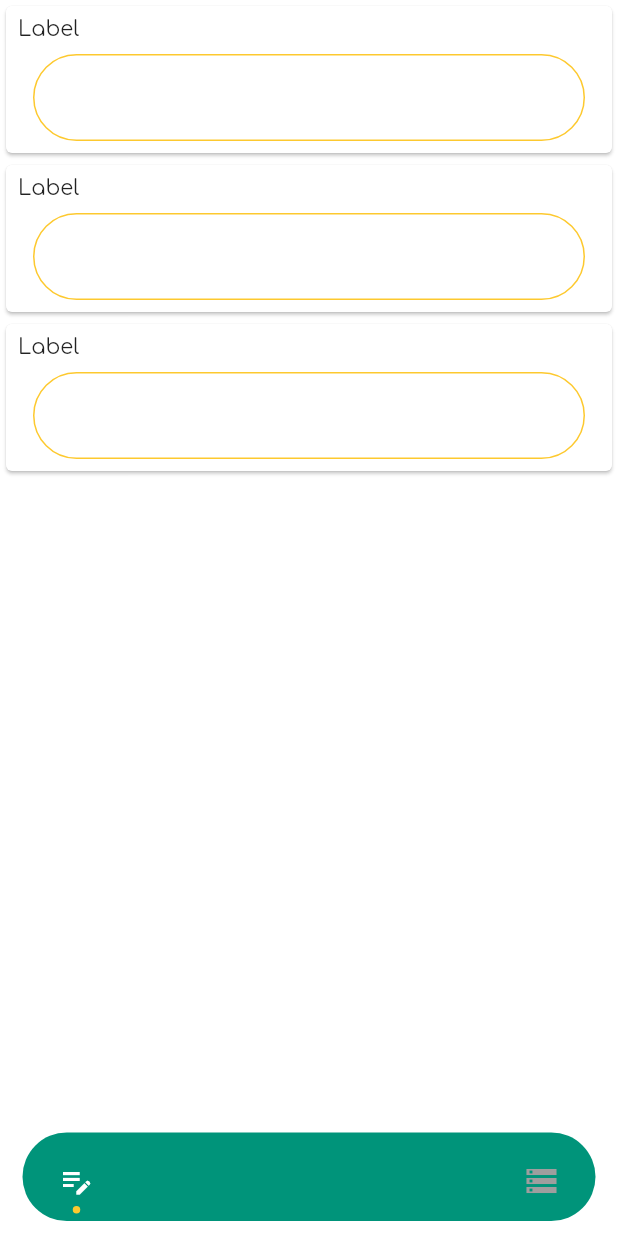
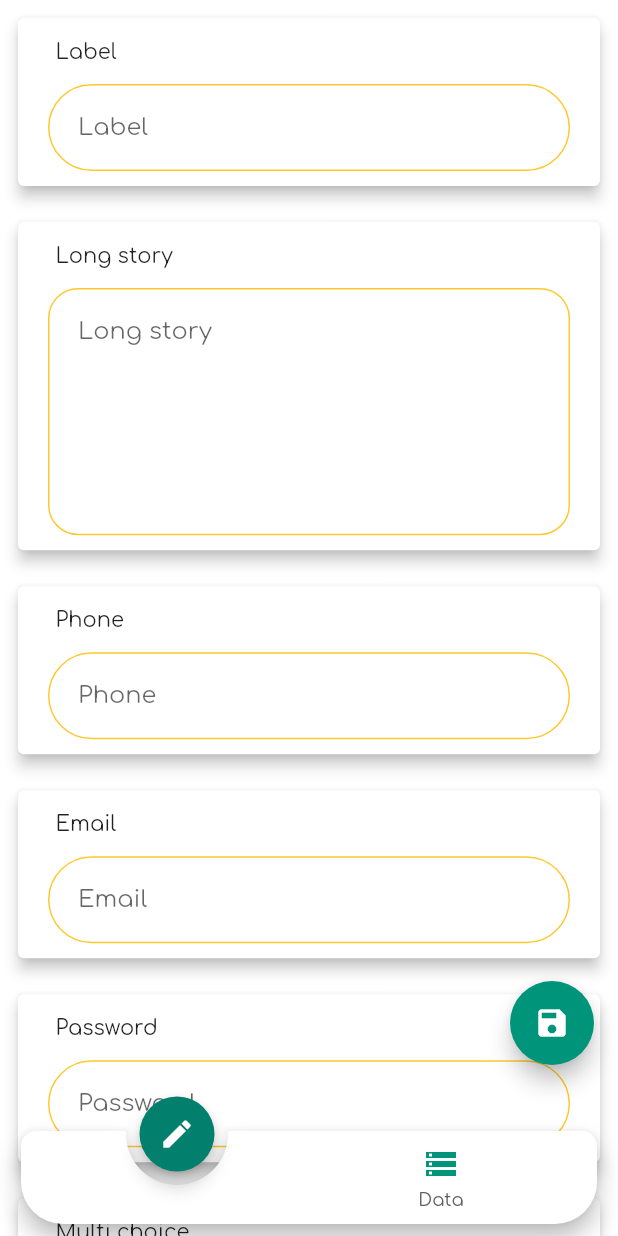
Before and after one commit to krumpking/digital_data_tree, a Flutter app: the FormDetailScreen screen opened directly, on a phone screen of 412 x 824 dp. Run offline on Flutter 3.47's test engine with Material 2 defaults, Android fonts, the light colour scheme and no system bars; drawn by our look-alikes of animated_notch_bottom_bar, dot_navigation_bar; our stand-ins replace camera, file_picker, firebase_auth, firebase_core, flutter_colorpicker, flutter_svg and 8 more; missing offline and left inert: day_night_time_picker, flutter_month_picker, google_mlkit_text_recognition, hand_signature, mobile_scanner, open_street_map_search_and_pick; accounts and stored records are empty.

Commit message:
Update
Data capture

```diff
--- a/lib/components/elements.dart
+++ b/lib/components/elements.dart
@@ -1,3 +1,4 @@
+import 'package:digital_data_tree/components/app_buttons.dart';
 import 'package:digital_data_tree/components/form_barcode_qr_scanner.dart';
 import 'package:digital_data_tree/components/form_color_picker.dart';
 import 'package:digital_data_tree/components/form_file_picker.dart';
@@ -21,89 +22,101 @@ import 'form_range_picker.dart';
 import 'form_time_picker.dart';
 import 'form_week_picker.dart';
 
-List<Widget Function(dynamic arg1, dynamic arg2, dynamic arg3)> elementList = [
-  // Short Text
-  (dynamic hintText, dynamic label, dynamic arg3) {
-    return FormShortText.shortText(hintText: hintText, label: label);
+List<Widget Function(dynamic arg1, dynamic arg2, dynamic arg3, dynamic arg4)>
+    elementList = [
+  // Short Text 0
+  (dynamic hintText, dynamic label, dynamic arg3, dynamic arg4) {
+    return FormShortText.shortText(
+        hintText: hintText, label: label, context: arg4);
   },
-  // Long Text
-  (dynamic hintText, dynamic label, dynamic arg3) {
-    return FormLongText.longText(hintText: hintText, label: label);
+  // Long Text 1
+  (dynamic hintText, dynamic label, dynamic arg3, dynamic arg4) {
+    return FormLongText.longText(
+        hintText: hintText, label: label, context: arg4);
   },
-  // Number Text
-  (dynamic hintText, dynamic label, dynamic arg3) {
-    return FormNumberText.numberText(hintText: hintText, label: label);
+  // Number Text 2
+  (dynamic hintText, dynamic label, dynamic arg3, dynamic arg4) {
+    return FormNumberText.numberText(
+        hintText: hintText, label: label, context: arg4);
   },
-  //  Email text
-  (dynamic hintText, dynamic label, dynamic arg3) {
-    return FormEmailText.emailText(hintText: hintText, label: label);
+  //  Email text 3
+  (dynamic hintText, dynamic label, dynamic arg3, dynamic arg4) {
+    return FormEmailText.emailText(
+        hintText: hintText, label: label, context: arg4);
   },
-  // Password
-  (dynamic hintText, dynamic label, dynamic arg3) {
-    return FormPasswordText.passwordText(hintText: hintText, label: label);
+  // Password 4
+  (dynamic hintText, dynamic label, dynamic arg3, dynamic arg4) {
+    return FormPasswordText.passwordText(
+        hintText: hintText, label: label, context: arg4);
   },
-  // Multiple selection
-  (dynamic items, dynamic label, dynamic arg3) {
+  // Multiple selection 5
+  (dynamic label, dynamic items, dynamic arg3, dynamic arg4) {
     return FormDropdown(items: items, label: label);
   },
-  // Checkbox
-  (dynamic items, dynamic label, dynamic arg3) {
+  // Checkbox 6
+  (dynamic label, dynamic items, dynamic arg3, dynamic arg4) {
     return FormCheckBoxList(items: items, label: label);
   },
-  // time
-  (dynamic label, dynamic arg2, dynamic arg3) {
-    return FormTimePicker.timePicker(label: label);
+  // time 7
+  (dynamic label, dynamic arg2, dynamic arg3, dynamic arg4) {
+    return AppButton.normalButton(
+        title: 'Pick Time',
+        onPress: () {
+          Navigator.of(arg4).push(MaterialPageRoute(
+            builder: ((context) => FormTimePicker(label: label)),
+          ));
+        });
   },
-  // week
-  (dynamic label, dynamic arg2, dynamic arg3) {
-    return FormWeekPicker.weekPicker(label: label);
+  // week 8
+  (dynamic label, dynamic arg2, dynamic arg3, dynamic arg4) {
+    return FormWeekPicker.weekPicker(label: label, context: arg4);
   },
-  // month
-  (dynamic context, dynamic label, dynamic arg3) {
-    return FormMonthPicker.monthPicker(context, label);
+  // month 9
+  (dynamic label, dynamic arg2, dynamic arg3, dynamic arg4) {
+    return FormMonthPicker.monthPicker(arg4, label);
   },
-  // date
-  (dynamic label, dynamic arg2, dynamic arg3) {
-    return FormDatePicker.datePicker(label: label);
+  // date 10
+  (dynamic label, dynamic arg2, dynamic arg3, dynamic arg4) {
+    return FormDatePicker.datePicker(label: label, context: arg4);
   },
   // image
-  (dynamic label, dynamic arg2, dynamic arg3) {
+  (dynamic label, dynamic arg2, dynamic arg3, dynamic arg4) {
     return FormImagePicker.imagePicker(label: label);
   },
   // video
-  (dynamic label, dynamic arg2, dynamic arg3) {
+  (dynamic label, dynamic arg2, dynamic arg3, dynamic arg4) {
     return FormVideoPicker.videoPicker(label: label);
   },
   // file picker
-  (dynamic label, dynamic arg2, dynamic arg3) {
+  (dynamic label, dynamic arg2, dynamic arg3, dynamic arg4) {
     return FormFilePicker.filePicker(label: label);
   },
   // color picker
-  (dynamic context, dynamic arg, dynamic arg3) {
+  (dynamic context, dynamic arg, dynamic arg3, dynamic arg4) {
     return FormColorPicker.colorPicker(context);
   },
   // range picker
-  (dynamic min, dynamic max, dynamic label) {
+  (dynamic min, dynamic max, dynamic label, dynamic arg4) {
     return FormRangePicker(max: max, min: min, label: label);
   },
   // location picker
-  (dynamic label, dynamic arg2, dynamic arg3) {
+  (dynamic label, dynamic arg2, dynamic arg3, dynamic arg4) {
     return FormLocationPicker(label: label);
   },
   // signature
-  (dynamic label, dynamic arg2, dynamic arg3) {
+  (dynamic label, dynamic arg2, dynamic arg3, dynamic arg4) {
     return FormSignature(label: label);
   },
   // Text recognition
-  (dynamic label, dynamic arg2, dynamic arg3) {
+  (dynamic label, dynamic arg2, dynamic arg3, dynamic arg4) {
     return TextRecognition(label: label);
   },
   // Barcode reader
-  (dynamic label, dynamic arg2, dynamic arg3) {
+  (dynamic label, dynamic arg2, dynamic arg3, dynamic arg4) {
     return BarQRcodeScannerPageView(label: label);
   },
   // QR Code reader
-  (dynamic label, dynamic arg2, dynamic arg3) {
+  (dynamic label, dynamic arg2, dynamic arg3, dynamic arg4) {
     return BarQRcodeScannerPageView(label: label);
   },
 ];
--- a/lib/components/form_month_picker.dart
+++ b/lib/components/form_month_picker.dart
@@ -1,7 +1,9 @@
 import 'package:digital_data_tree/components/app_buttons.dart';
 import 'package:flutter/material.dart';
+import 'package:provider/provider.dart';
 
 import '../app/app_const.dart';
+import '../view_models/form_info.dart';
 import 'month_picker.dart';
 
 class FormMonthPicker {
@@ -19,6 +21,9 @@ class FormMonthPicker {
           );
 
           //monthPicked = selectedDate.toString();
+          context
+              .read<FormInfo>()
+              .addInfo({'label': label, 'info': selectedDate.toString()});
         },
       ),
     );
--- a/lib/screens/form_capture_info_screen.dart
+++ /dev/null
@@ -1,68 +0,0 @@
-import 'package:digital_data_tree/components/elements.dart';
-import 'package:flutter/material.dart';
-
-class FormCaptureInfoScreen extends StatefulWidget {
-  const FormCaptureInfoScreen({Key? key}) : super(key: key);
-
-  @override
-  State<FormCaptureInfoScreen> createState() => _FFormCaptureInfoScreenState();
-}
-
-class _FFormCaptureInfoScreenState extends State<FormCaptureInfoScreen> {
-  List<dynamic> list = [
-    {
-      'elementId': 0,
-      'id': 'x',
-      'label': 'Label',
-      'arg1': '',
-      'arg2': '',
-      'arg3': ''
-    },
-    {
-      'elementId': 0,
-      'id': 'x',
-      'label': 'Label',
-      'arg1': '',
-      'arg2': '',
-      'arg3': ''
-    },
-    {
-      'elementId': 0,
-      'id': 'x',
-      'label': 'Label',
-      'arg1': '',
-      'arg2': '',
-      'arg3': ''
-    },
-  ];
-  var currentCategory = 0;
-
-  @override
-  Widget build(BuildContext context) {
-    // var list = getProductFor(model: model);
-
-    return ListView.builder(
-      itemCount: list.length,
-      itemBuilder: (context, index) {
-        return Card(
-          child: Padding(
-            padding: const EdgeInsets.all(8.0),
-            child: Column(
-              mainAxisAlignment: MainAxisAlignment.start,
-              crossAxisAlignment: CrossAxisAlignment.start,
-              children: [
-                Text('${list[index]['label']}'),
-                const SizedBox(height: 8.0),
-                elementList[list[index]['elementId']](
-                  list[index]['arg1'],
-                  list[index]['arg2'],
-                  list[index]['arg3'],
-                ),
-              ],
-            ),
-          ),
-        );
-      },
-    );
-  }
-}
--- /dev/null
+++ b/lib/screens/form_capture_screen/form_capture_info_screen.dart
@@ -0,0 +1,141 @@
+import 'package:digital_data_tree/components/elements.dart';
+import 'package:flutter/material.dart';
+
+class FormCaptureInfoScreen extends StatefulWidget {
+  const FormCaptureInfoScreen({Key? key}) : super(key: key);
+
+  @override
+  State<FormCaptureInfoScreen> createState() => _FFormCaptureInfoScreenState();
+}
+
+class _FFormCaptureInfoScreenState extends State<FormCaptureInfoScreen> {
+  List<dynamic> list = [
+    {
+      'elementId': 0,
+      'id': 'x',
+      'label': 'Label',
+      'arg1': 'Label',
+      'arg2': 'Label',
+      'arg3': 'Label'
+    },
+    {
+      'elementId': 1,
+      'id': 'x',
+      'label': 'Long story',
+      'arg1': 'Long story',
+      'arg2': 'Long story',
+      'arg3': 'Long story'
+    },
+    {
+      'elementId': 2,
+      'id': 'x',
+      'label': 'Phone',
+      'arg1': 'Phone',
+      'arg2': 'Phone',
+      'arg3': 'Phone'
+    },
+    {
+      'elementId': 3,
+      'id': 'x',
+      'label': 'Email',
+      'arg1': 'Email',
+      'arg2': 'Email',
+      'arg3': 'Email'
+    },
+    {
+      'elementId': 4,
+      'id': 'x',
+      'label': 'Password',
+      'arg1': 'Password',
+      'arg2': 'Password',
+      'arg3': 'Password'
+    },
+    {
+      'elementId': 5,
+      'id': 'x',
+      'label': 'Multi choice',
+      'arg1': ['cake', 'ice cream', 'cheese', 'ice cream', 'cheese'],
+      'arg2': ['cake', 'ice cream', 'cheese', 'ice cream', 'cheese'],
+      'arg3': ['cake', 'ice cream', 'cheese', 'ice cream', 'cheese']
+    },
+    {
+      'elementId': 6,
+      'id': 'x',
+      'label': 'CheckList',
+      'arg1': ['cake', 'ice cream', 'cheese'],
+      'arg2': ['cake', 'ice cream', 'cheese'],
+      'arg3': ['cake', 'ice cream', 'cheese']
+    },
+    {
+      'elementId': 7,
+      'id': 'x',
+      'label': 'Time',
+      'arg1': null,
+      'arg2': null,
+      'arg3': null
+    },
+    {
+      'elementId': 8,
+      'id': 'x',
+      'label': 'Week',
+      'arg1': null,
+      'arg2': null,
+      'arg3': null
+    },
+    {
+      'elementId': 9,
+      'id': 'x',
+      'label': 'Month',
+      'arg1': null,
+      'arg2': null,
+      'arg3': null
+    },
+    {
+      'elementId': 10,
+      'id': 'x',
+      'label': 'Date',
+      'arg1': null,
+      'arg2': null,
+      'arg3': null
+    },
+  ];
+  var currentCategory = 0;
+
+  @override
+  Widget build(BuildContext context) {
+    double height = MediaQuery.of(context).size.height;
+    return ListView.builder(
+      itemCount: list.length,
+      itemBuilder: (context, index) {
+        return Padding(
+          padding: const EdgeInsets.all(8.0),
+          child: Card(
+            elevation: 4.0,
+            child: Padding(
+              padding: const EdgeInsets.all(10.0),
+              child: Column(
+                mainAxisAlignment: MainAxisAlignment.start,
+                crossAxisAlignment: CrossAxisAlignment.start,
+                children: [
+                  Padding(
+                    padding: const EdgeInsets.fromLTRB(15, 5, 10, 5),
+                    child: Text('${list[index]['label']}'),
+                  ),
+                  const SizedBox(height: 8.0),
+                  Container(
+                    constraints: BoxConstraints(maxHeight: height / 5),
+                    child: elementList[list[index]['elementId']](
+                        list[index]['label'],
+                        list[index]['arg2'],
+                        list[index]['arg3'],
+                        context),
+                  ),
+                ],
+              ),
+            ),
+          ),
+        );
+      },
+    );
+  }
+}
--- a/lib/screens/form_detail_screen/form_detail_screen.dart
+++ b/lib/screens/form_detail_screen/form_detail_screen.dart
@@ -1,8 +1,13 @@
+import 'package:animated_notch_bottom_bar/animated_notch_bottom_bar/animated_notch_bottom_bar.dart';
 import 'package:digital_data_tree/app/app_const.dart';
-import 'package:digital_data_tree/screens/form_capture_info_screen.dart';
-import 'package:digital_data_tree/screens/form_data.dart';
+import 'package:digital_data_tree/screens/form_capture_screen/form_capture_info_screen.dart';
+import 'package:digital_data_tree/screens/form_data/form_data.dart';
 import 'package:dot_navigation_bar/dot_navigation_bar.dart';
 import 'package:flutter/material.dart';
+import 'package:flutter_svg/svg.dart';
+import 'package:provider/provider.dart';
+
+import '../../view_models/form_info.dart';
 
 class FormDetailScreen extends StatefulWidget {
   const FormDetailScreen({super.key});
@@ -12,50 +17,93 @@ class FormDetailScreen extends StatefulWidget {
 }
 
 class _FormDetailScreenState extends State<FormDetailScreen> {
-  List screensList = [
+  int currentIndex = 0;
+
+  final _pageController = PageController(initialPage: 0);
+  int maxCount = 5;
+
+  List bottomBarPages = [
     const FormCaptureInfoScreen(),
     const FormDataScreen(),
   ];
 
-  int currentIndex = 0;
+  @override
+  void dispose() {
+    _pageController.dispose();
+    super.dispose();
+  }
+
+  @override
+  void initState() {
+    super.initState();
+  }
 
   @override
   Widget build(BuildContext context) {
-    Size size = MediaQuery.of(context).size;
+    return Scaffold(
+      body: PageView(
+        controller: _pageController,
+        physics: const NeverScrollableScrollPhysics(),
+        children: List.generate(
+            bottomBarPages.length, (index) => bottomBarPages[index]),
+      ),
+      extendBody: true,
+      bottomNavigationBar: (bottomBarPages.length <= maxCount)
+          ? AnimatedNotchBottomBar(
+              pageController: _pageController,
+              color: Colors.white,
+              showLabel: true,
+              notchColor: AppColors.fourthColor,
+              bottomBarItems: const [
+                BottomBarItem(
+                  inActiveItem: Icon(
+                    Icons.edit_outlined,
+                    color: AppColors.primaryColor,
+                  ),
+                  activeItem: Icon(
+                    Icons.edit,
+                    color: AppColors.white,
+                  ),
+                  itemLabel: 'Form',
+                ),
+                BottomBarItem(
+                  inActiveItem: Icon(
+                    Icons.storage,
+                    color: AppColors.primaryColor,
+                  ),
+                  activeItem: Icon(
+                    Icons.storage,
+                    color: Colors.white,
+                  ),
+                  itemLabel: 'Data',
+                ),
+              ],
+              onTap: (index) {
+                /// control your animation using page controller
+                _pageController.animateToPage(
+                  index,
+                  duration: const Duration(milliseconds: 500),
+                  curve: Curves.easeIn,
+                );
 
-    return Scaffold(
-      extendBody: true,
-      body: screensList[currentIndex],
-      bottomNavigationBar: SizedBox(
-        width: double.infinity,
-        child: Padding(
-          padding: const EdgeInsets.only(bottom: 10),
-          child: DotNavigationBar(
-            marginR: const EdgeInsets.symmetric(horizontal: 15),
-            backgroundColor: AppColors.primaryColor,
-            margin: const EdgeInsets.symmetric(horizontal: 15),
-            currentIndex: currentIndex,
-            dotIndicatorColor: AppColors.fifthColor,
-            unselectedItemColor: Colors.grey,
-            onTap: (index) {
-              setState(() {
                 currentIndex = index;
-              });
-            },
-            items: [
-              DotNavigationBarItem(
-                icon: const Icon(Icons.edit_note),
-                selectedColor: Colors.white,
-              ),
-              DotNavigationBarItem(
-                icon: const Icon(Icons.storage),
-                selectedColor: Colors.white,
-              )
-            ],
-          ),
-        ),
+                setState(() {});
+              },
+            )
+          : null,
+      floatingActionButton: FloatingActionButton(
+        backgroundColor: AppColors.primaryColor,
+        child:
+            currentIndex == 0 ? const Icon(Icons.save) : const Icon(Icons.send),
+        onPressed: () {
+          // Do something
+
+          if (currentIndex == 0) {
+            dynamic info = Provider.of<FormInfo>(context, listen: false).info;
+            print('INFO INFO $info');
+          } else {}
+        },
       ),
     );
-    ;
   }
 }
--- a/pubspec.yaml
+++ b/pubspec.yaml
@@ -60,6 +60,7 @@ dependencies:
   provider: ^6.0.5
   dot_navigation_bar: ^1.0.1+4
   js: ^0.6.2
+  animated_notch_bottom_bar: ^0.0.6
 
 dev_dependencies:
   flutter_test:
```
Also changed, not shown: lib/components/form_checkbox_list.dart (+8 -3 lines), lib/components/form_date_picker.dart (+6 -1 lines), lib/components/form_drop_down.dart (+7 -2 lines), lib/components/form_email_text.dart (+8 -11 lines), lib/components/form_long_text.dart (+8 -2 lines), lib/components/form_number_text.dart (+8 -3 lines), lib/components/form_password_text.dart (+8 -14 lines), lib/components/form_short.text.dart (+8 -2 lines), lib/components/form_time_picker.dart (+16 -5 lines), lib/components/form_week_picker.dart (+6 -1 lines), lib/screens/form_data/form_data.dart (renamed from lib/screens/form_data.dart, +6 -22 lines), lib/view_models/form_info.dart (+23 -1 lines), pubspec.lock.
